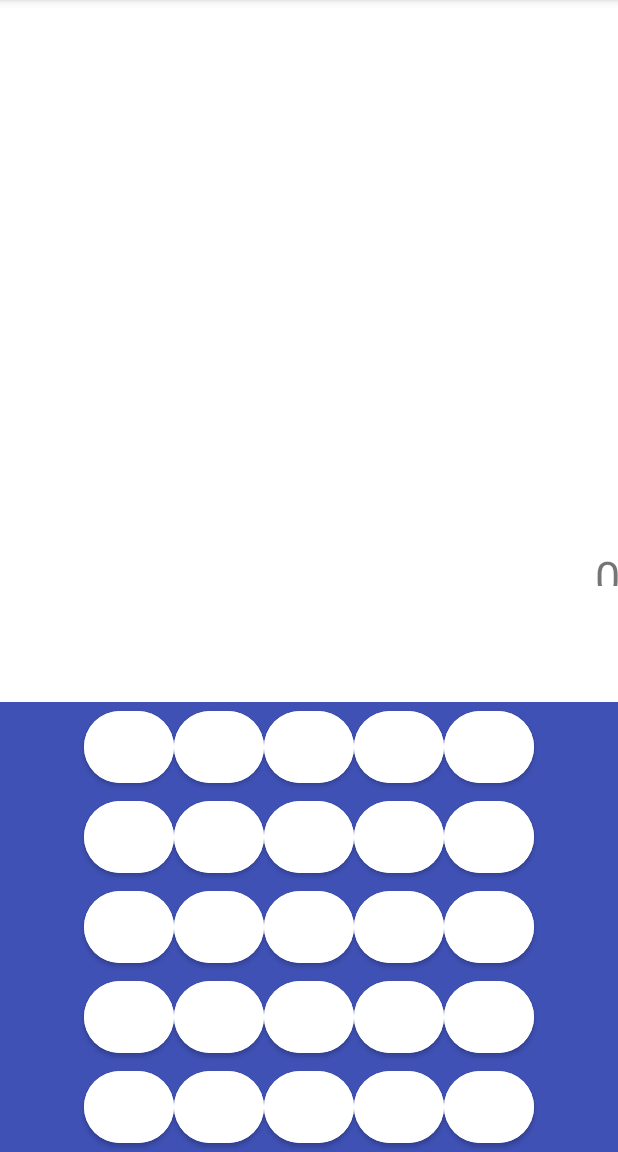
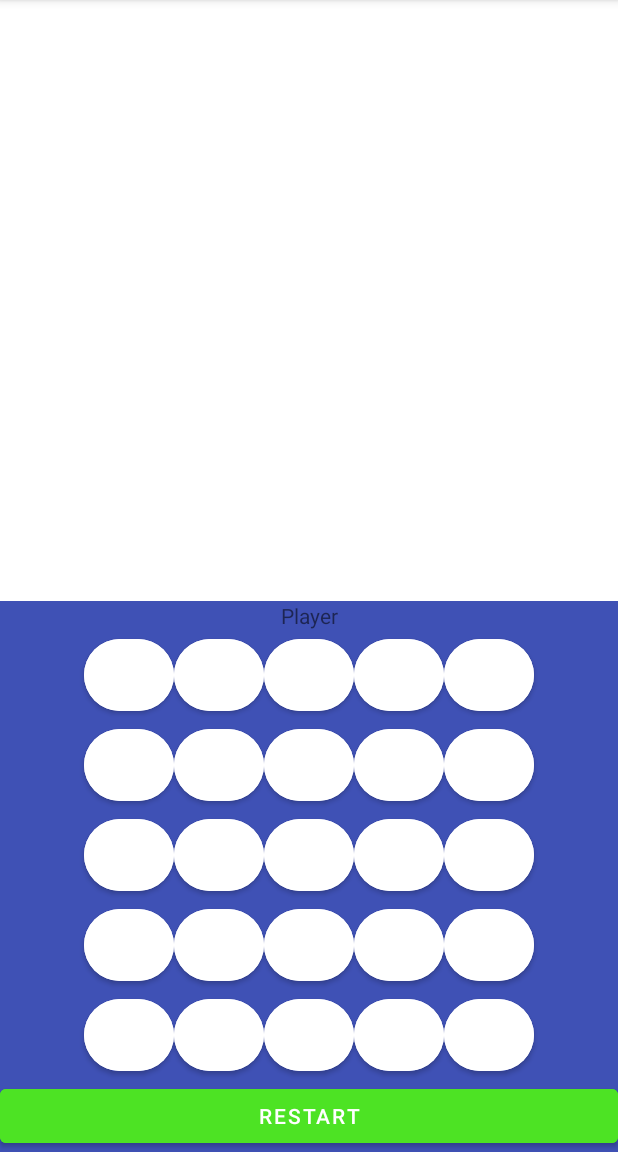
Before and after one commit to Maggins08/AndroidProjectCollection, an Android app: the Connect3 screen opened directly, with no data from a screen before it, on a phone screen of 412 x 824 dp, the part 84-1236 px from its top. Run offline under Robolectric (Android 15) with nearby library versions, the phone set to English and light mode, and no system bars.

Commit message:
1st Commit

```diff
--- a/AndroidProjectCollection/app/src/main/res/layout/activity_connect3.xml
+++ b/AndroidProjectCollection/app/src/main/res/layout/activity_connect3.xml
@@ -7,22 +7,6 @@
     tools:context=".CalculatorExercise">
 
 
-    <TextView
-        android:id="@+id/player"
-        android:layout_width="match_parent"
-        android:layout_height="50dp"
-        android:layout_above="@+id/board_layout"
-        android:layout_alignParentStart="true"
-        android:layout_alignParentTop="true"
-        android:layout_alignParentEnd="true"
-        android:layout_marginStart="1dp"
-        android:layout_marginTop="364dp"
-        android:layout_marginEnd="-1dp"
-        android:layout_marginBottom="77dp"
-        android:text="0"
-        android:textAlignment="textEnd"
-        android:textSize="30dp" />
-
     <LinearLayout
         android:layout_width="match_parent"
         android:layout_height="wrap_content"
@@ -30,6 +14,20 @@
         android:layout_alignParentBottom="true"
         android:background="#3F51B5"
         android:id="@+id/board_layout">
+
+        <LinearLayout
+            android:layout_width="match_parent"
+            android:layout_height="match_parent"
+            android:orientation="horizontal">
+
+            <TextView
+                android:id="@+id/txtViewPlayer"
+                android:layout_width="wrap_content"
+                android:layout_height="wrap_content"
+                android:layout_weight="1"
+                android:text="Player"
+                android:textAlignment="center" />
+        </LinearLayout>
 
         <LinearLayout
             android:layout_width="match_parent"
@@ -266,6 +264,20 @@
 
         </LinearLayout>
 
+        <LinearLayout
+            android:layout_width="match_parent"
+            android:layout_height="match_parent"
+            android:orientation="horizontal">
+
+            <com.google.android.material.button.MaterialButton
+                android:id="@+id/btnRestart"
+                android:layout_width="wrap_content"
+                android:layout_height="wrap_content"
+                android:layout_weight="1"
+                android:text="Restart"
+                android:backgroundTint="#4DE324"/>
+        </LinearLayout>
+
     </LinearLayout>
 
 </RelativeLayout>
```
Also changed, not shown: AndroidProjectCollection/app/src/main/java/com/example/androidprojectcollection/Connect3.java (line endings or trailing spaces).
